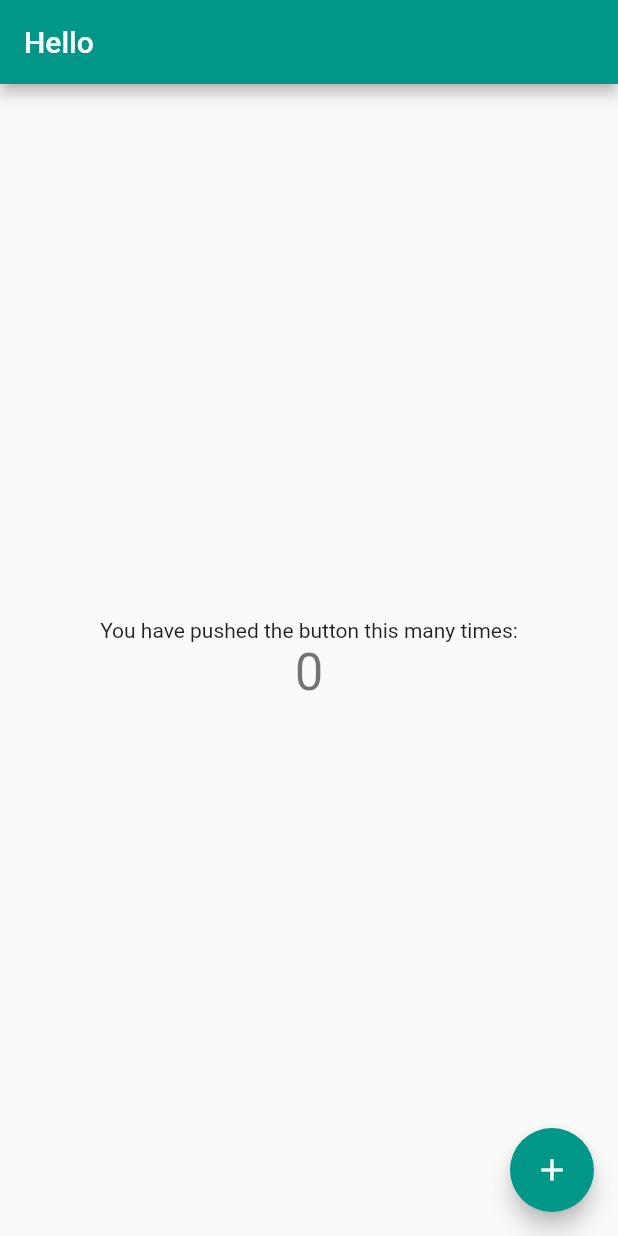
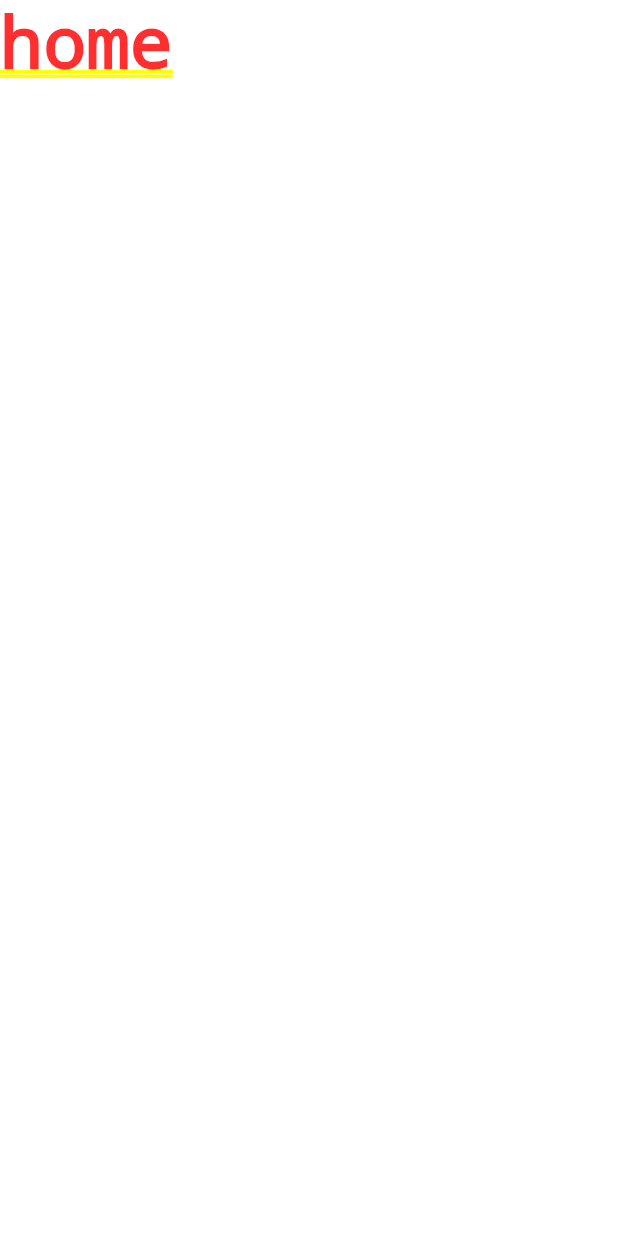
Before and after one commit to JanWeil/App, a Flutter app: the screen it shows after launch, on a phone screen of 412 x 824 dp. Run offline on Flutter 3.47's test engine with Material 2 defaults, Android fonts, the phone set to English and light mode, and no system bars.

Commit message:
Tutorial #3 complete

```diff
--- a/lib/main.dart
+++ b/lib/main.dart
@@ -1,3 +1,4 @@
+import 'package:DHBuyW/screens/wrapper.dart';
 import 'package:flutter/material.dart';
 
 void main() {
@@ -11,104 +12,8 @@ class MyApp extends StatelessWidget {
   @override
   Widget build(BuildContext context) {
     return MaterialApp(
-      title: 'Bye',
-      theme: ThemeData(
-        // This is the theme of your application.
-        //
-        // Try running your application with "flutter run". You'll see the
-        // application has a blue toolbar. Then, without quitting the app, try
-        // changing the primarySwatch below to Colors.green and then invoke
-        // "hot reload" (press "r" in the console where you ran "flutter run",
-        // or simply save your changes to "hot reload" in a Flutter IDE).
-        // Notice that the counter didn't reset back to zero; the application
-        // is not restarted.
-        primarySwatch: Colors.teal,
-      ),
-      home: const MyHomePage(title: 'Hello'),
+      title: 'Close',
+      home: Wrapper(),
     );
   }
 }
-
-class MyHomePage extends StatefulWidget {
-  const MyHomePage({Key? key, required this.title}) : super(key: key);
-
-  // This widget is the home page of your application. It is stateful, meaning
-  // that it has a State object (defined below) that contains fields that affect
-  // how it looks.//Test zum Test
-  // This class is the configuration for the state. It holds the values (in this
-  // case the title) provided by the parent (in this case the App widget) and
-  // used by the build method of the State. Fields in a Widget subclass are
-  // always marked "final".
-
-  final String title;
-
-  @override
-  State<MyHomePage> createState() => _MyHomePageState();
-}
-
-class _MyHomePageState extends State<MyHomePage> {
-  int _counter = 0;
-
-  void _incrementCounter() {
-    setState(() {
-      // This call to setState tells the Flutter framework that something has
-      // changed in this State, which causes it to rerun the build method below
-      // so that the display can reflect the updated values. If we changed
-      // _counter without calling setState(), then the build method would not be
-      // called again, and so nothing would appear to happen.
-      _counter++;
-    });
-  }
-
-  @override
-  Widget build(BuildContext context) {
-    // This method is rerun every time setState is called, for instance as done
-    // by the _incrementCounter method above.
-    //
-    // The Flutter framework has been optimized to make rerunning build methods
-    // fast, so that you can just rebuild anything that needs updating rather
-    // than having to individually change instances of widgets.
-    return Scaffold(
-      appBar: AppBar(
-        // Here we take the value from the MyHomePage object that was created by
-        // the App.build method, and use it to set our appbar title.
-        title: Text(widget.title),
-      ),
-      body: Center(
-        // Center is a layout widget. It takes a single child and positions it
-        // in the middle of the parent.
-        child: Column(
-          // Column is also a layout widget. It takes a list of children and
-          // arranges them vertically. By default, it sizes itself to fit its
-          // children horizontally, and tries to be as tall as its parent.
-          //
-          // Invoke "debug painting" (press "p" in the console, choose the
-          // "Toggle Debug Paint" action from the Flutter Inspector in Android
-          // Studio, or the "Toggle Debug Paint" command in Visual Studio Code)
-          // to see the wireframe for each widget.
-          //
-          // Column has various properties to control how it sizes itself and
-          // how it positions its children. Here we use mainAxisAlignment to
-          // center the children vertically; the main axis here is the vertical
-          // axis because Columns are vertical (the cross axis would be
-          // horizontal).
-          mainAxisAlignment: MainAxisAlignment.center,
-          children: <Widget>[
-            const Text(
-              'You have pushed the button this many times:',
-            ),
-            Text(
-              '$_counter',
-              style: Theme.of(context).textTheme.headline4,
-            ),
-          ],
-        ),
-      ),
-      floatingActionButton: FloatingActionButton(
-        onPressed: _incrementCounter,
-        tooltip: 'Increment',
-        child: const Icon(Icons.add),
-      ), // This trailing comma makes auto-formatting nicer for build methods.
-    );
-  }
-}
--- a/lib/screens/home/home.dart
+++ b/lib/screens/home/home.dart
@@ -0,0 +1,13 @@
+//Stateless widget?
+
+import 'package:flutter/material.dart';
+
+//!maybe StatefulWidget?
+class Home extends StatelessWidget {
+  @override
+  Widget build(BuildContext cotext) {
+    return Container(
+      child: Text('home'),
+    );
+  }
+}
--- /dev/null
+++ b/lib/screens/wrapper.dart
@@ -0,0 +1,15 @@
+//Wrapper, der entscheidet, ob authentification oder home angezeigt wird
+//Stateless Widget
+
+import 'package:DHBuyW/screens/home/home.dart';
+import 'package:flutter/material.dart';
+
+class Wrapper extends StatelessWidget {
+  @override
+  Widget build(BuildContext context) {
+    return Home(
+    //return Home or Authentificate
+
+    );
+  }
+}
```
